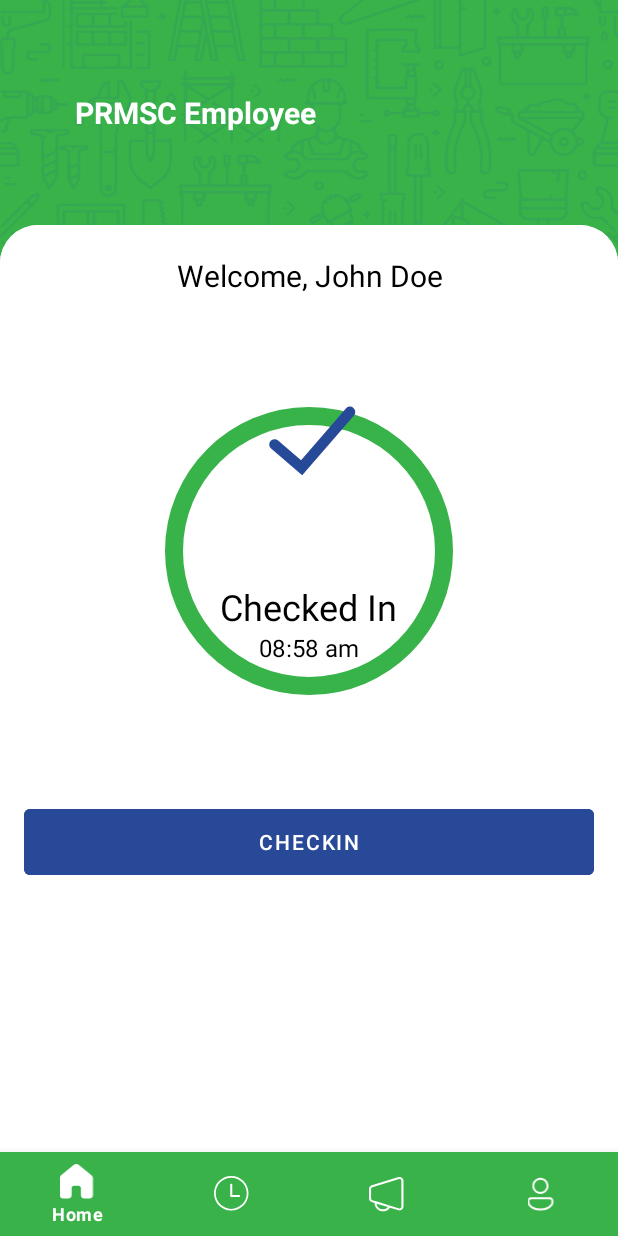
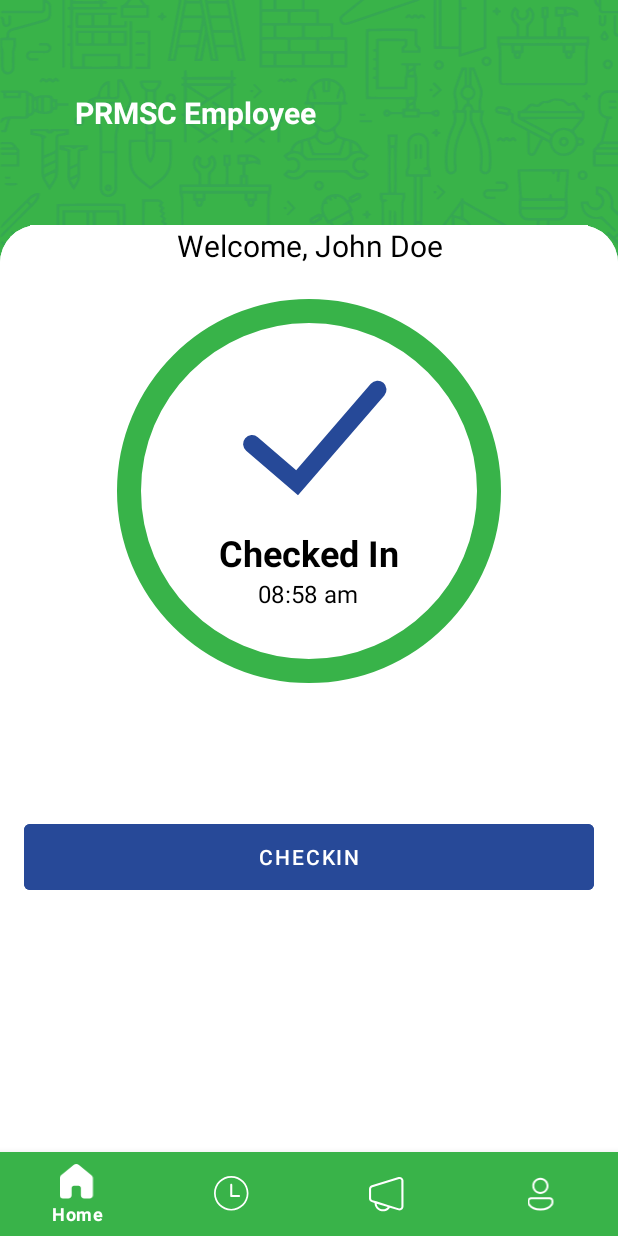
Before and after one commit to SaadNadeem123/PRMSC_HRM_Employee, an Android app: the screen it shows after launch (MainActivity), on a phone screen of 412 x 824 dp. Run offline under Robolectric (Android 15) with nearby library versions, the phone set to English and light mode, and no system bars; our stand-ins replace navigation-ui; libraries missing offline, so code that uses them is left out: cat.ereza.customactivityoncrash, com.google.firebase.components; pictures from the network do not load; Roboto replaces fonts that are not available here; 2 statements that could not run were skipped.

Commit message:
animated views adjustment

```diff
--- a/app/src/main/res/layout/content_fragment_home.xml
+++ b/app/src/main/res/layout/content_fragment_home.xml
@@ -19,7 +19,8 @@
             android:id="@+id/text_home"
             android:layout_width="match_parent"
             android:layout_height="wrap_content"
-            android:layout_margin="20dp"
+            android:layout_marginLeft="20dp"
+            android:layout_marginRight="20dp"
             android:background="@color/white"
             android:text="Welcome, John Doe"
             android:textAlignment="center"
@@ -29,63 +30,73 @@
 
         <RelativeLayout
             android:layout_width="match_parent"
-            android:layout_height="300dp">
-
-            <View
-                android:id="@+id/center"
-                android:layout_width="match_parent"
-                android:layout_height="2dp"
-                android:layout_centerInParent="true" />
+            android:layout_height="wrap_content"
+            android:layout_marginTop="-50dp">
 
             <com.airbnb.lottie.LottieAnimationView
                 android:id="@+id/animationCircle"
-                android:layout_width="300dp"
-                android:layout_height="300dp"
+                android:layout_width="400dp"
+                android:layout_height="400dp"
                 android:layout_centerInParent="true"
                 app:lottie_autoPlay="true"
                 app:lottie_loop="false"
                 app:lottie_rawRes="@raw/circle" />
 
 
-            <FrameLayout
+            <LinearLayout
+                android:layout_width="250dp"
+                android:layout_height="250dp"
+                android:layout_centerInParent="true"
+                android:gravity="center"
+                android:orientation="vertical"
+                android:weightSum="2">
+
+                <LinearLayout
                     android:layout_width="match_parent"
-                android:layout_height="match_parent"
-                android:layout_above="@id/center"
-                android:layout_alignParentTop="true"
-                android:layout_centerHorizontal="true">
+                    android:layout_height="0dp"
+                    android:layout_weight="1.2"
+                    android:gravity="bottom|center_horizontal"
+                    android:orientation="vertical">
 
                     <com.airbnb.lottie.LottieAnimationView
                         android:id="@+id/animationTick"
-                    android:layout_width="150dp"
-                    android:layout_height="150dp"
-                    android:layout_gravity="center_horizontal|bottom"
+                        android:layout_width="wrap_content"
+                        android:layout_height="match_parent"
+                        android:scaleType="centerCrop"
                         app:lottie_autoPlay="true"
                         app:lottie_loop="false"
+                        android:layout_marginTop="20dp"
                         app:lottie_rawRes="@raw/tick" />
-            </FrameLayout>
+                </LinearLayout>
+
+                <LinearLayout
+                    android:layout_width="match_parent"
+                    android:layout_height="0dp"
+                    android:layout_weight="0.8"
+                    android:gravity="top|center_horizontal"
+                    android:orientation="vertical">
 
                     <TextView
                         android:id="@+id/checkedIn"
                         android:layout_width="wrap_content"
                         android:layout_height="wrap_content"
-                android:layout_below="@id/center"
-                android:layout_centerHorizontal="true"
-                android:layout_marginTop="20dp"
                         android:text="Checked In"
                         android:textAlignment="center"
                         android:textColor="@color/black"
-                android:textSize="24sp" />
+                        android:textSize="24dp"
+                        android:textStyle="bold" />
 
                     <TextView
                         android:id="@+id/time"
                         android:layout_width="wrap_content"
                         android:layout_height="wrap_content"
-                android:layout_below="@id/checkedIn"
-                android:layout_centerHorizontal="true"
                         android:text="08:58 am"
                         android:textAlignment="center"
                         android:textColor="@color/black"
-                android:textSize="16sp" />
+                        android:textSize="16dp" />
+                </LinearLayout>
+            </LinearLayout>
+
 
         </RelativeLayout>
 
```
Lines whose indentation alone changed are shown as unchanged.
